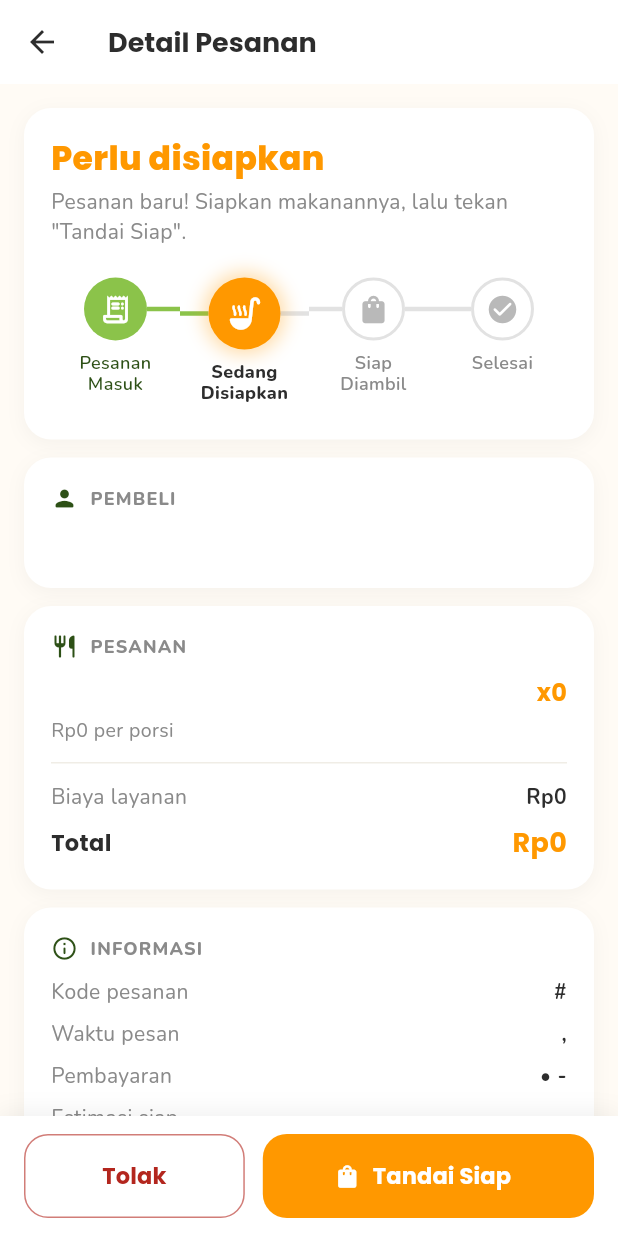
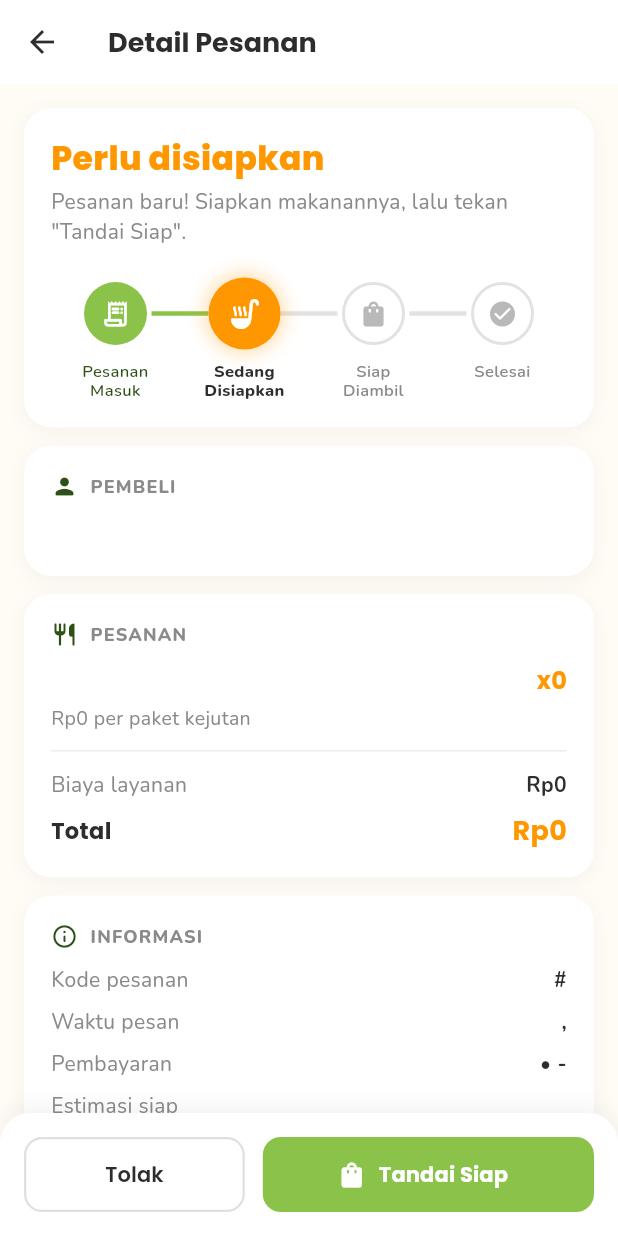
Before and after one commit to LuluKhaira/LastBite_FoodWasted_Mobiledev, a Flutter app: the MitraPesananDetailScreen screen opened directly with empty values, on a phone screen of 412 x 824 dp. Run offline on Flutter 3.47's test engine with Material 3 defaults, Android fonts, the phone set to English and light mode, and no system bars; our stand-ins replace cross_file, google_fonts, google_sign_in, image_picker, qr_flutter, shared_preferences and 1 more; missing offline and left inert: mobile_scanner; accounts and stored records are empty.

Commit message:
style(admin): ubah format tombol jadi clean design

```diff
--- a/lastbite_foodwasted_frontend/lib/core/config/api_config.dart
+++ b/lastbite_foodwasted_frontend/lib/core/config/api_config.dart
@@ -1,4 +1,5 @@
 import 'package:flutter/foundation.dart';
+import 'package:lastbite_foodwasted_mobiledev/core/config/api_config.dart';
 
 class ApiConfig {
   /// Ubah ke `true` jika kamu mengetes menggunakan Android Emulator (AVD) dan ingin memakai 10.0.2.2.
--- a/lastbite_foodwasted_frontend/lib/features/mitra/pages/pesanan/mitra_pesanan_detail_screen.dart
+++ b/lastbite_foodwasted_frontend/lib/features/mitra/pages/pesanan/mitra_pesanan_detail_screen.dart
@@ -1,6 +1,7 @@
 import 'package:flutter/material.dart';
 import 'package:google_fonts/google_fonts.dart';
 import 'package:lastbite_foodwasted_mobiledev/core/theme/app_colors.dart';
+
 import 'pesanan_ui.dart';
 import 'widgets/order_status_tracker.dart';
 
@@ -118,7 +119,10 @@ class _MitraPesananDetailScreenState extends State<MitraPesananDetailScreen> {
                 Text(
                   fase.petunjuk,
                   style: AppColors.body(
-                      fontSize: 14, color: AppColors.textSoft, height: 1.4),
+                    fontSize: 14,
+                    color: AppColors.textSoft,
+                    height: 1.4,
+                  ),
                 ),
                 if (fase != PesananFase.batal) ...[
                   const SizedBox(height: 20),
@@ -136,18 +140,24 @@ class _MitraPesananDetailScreenState extends State<MitraPesananDetailScreen> {
               children: [
                 _judul('Pembeli', Icons.person_rounded),
                 const SizedBox(height: 10),
-                Text(_pembeli,
-                    style: AppColors.heading(fontSize: 16)),
+                Text(_pembeli, style: AppColors.heading(fontSize: 16)),
                 if (hp.isNotEmpty && hp != 'null') ...[
                   const SizedBox(height: 4),
                   Row(
                     children: [
-                      const Icon(Icons.phone_rounded,
-                          size: 16, color: AppColors.textSoft),
+                      const Icon(
+                        Icons.phone_rounded,
+                        size: 16,
+                        color: AppColors.textSoft,
+                      ),
                       const SizedBox(width: 6),
-                      Text(hp,
+                      Text(
+                        hp,
                         style: AppColors.body(
-                              fontSize: 14, color: AppColors.textSoft)),
+                          fontSize: 14,
+                          color: AppColors.textSoft,
+                        ),
+                      ),
                     ],
                   ),
                 ],
@@ -172,15 +182,23 @@ class _MitraPesananDetailScreenState extends State<MitraPesananDetailScreen> {
                         style: AppColors.heading(fontSize: 16),
                       ),
                     ),
-                    Text('x${_p['qty'] ?? 1}',
+                    Text(
+                      'x${_p['qty'] ?? 1}',
                       style: AppColors.heading(
-                            fontSize: 16, color: AppColors.orange)),
+                        fontSize: 16,
+                        color: AppColors.orange,
+                      ),
+                    ),
                   ],
                 ),
                 const SizedBox(height: 4),
-                Text('${rp(_p['harga_satuan'] ?? 0)} per porsi',
+                Text(
+                  '${rp(_p['harga_satuan'] ?? 0)} per paket kejutan',
                   style: AppColors.body(
-                        fontSize: 13, color: AppColors.textSoft)),
+                    fontSize: 13,
+                    color: AppColors.textSoft,
+                  ),
+                ),
                 const Padding(
                   padding: EdgeInsets.symmetric(vertical: 12),
                   child: Divider(height: 1, color: Color(0xFFF0EDE6)),
@@ -190,11 +208,14 @@ class _MitraPesananDetailScreenState extends State<MitraPesananDetailScreen> {
                 Row(
                   mainAxisAlignment: MainAxisAlignment.spaceBetween,
                   children: [
-                    Text('Total',
-                        style: AppColors.heading(fontSize: 15)),
-                    Text(rp(_p['total'] ?? 0),
+                    Text('Total', style: AppColors.heading(fontSize: 15)),
+                    Text(
+                      rp(_p['total'] ?? 0),
                       style: AppColors.heading(
-                            fontSize: 18, color: AppColors.orange)),
+                        fontSize: 18,
+                        color: AppColors.orange,
+                      ),
+                    ),
                   ],
                 ),
               ],
@@ -211,11 +232,15 @@ class _MitraPesananDetailScreenState extends State<MitraPesananDetailScreen> {
                 const SizedBox(height: 10),
                 _baris('Kode pesanan', '#$_kode'),
                 const SizedBox(height: 8),
-                _baris('Waktu pesan',
-                    '${_p['tanggal'] ?? '-'}, ${_p['jam'] ?? '-'}'),
+                _baris(
+                  'Waktu pesan',
+                  '${_p['tanggal'] ?? '-'}, ${_p['jam'] ?? '-'}',
+                ),
                 const SizedBox(height: 8),
-                _baris('Pembayaran',
-                    '${_p['metode'] ?? '-'} • ${_statusBayar()}'),
+                _baris(
+                  'Pembayaran',
+                  '${_p['metode'] ?? '-'} • ${_statusBayar()}',
+                ),
                 if (_p['estimasi_waktu'] != null) ...[
                   const SizedBox(height: 8),
                   _baris('Estimasi siap', _p['estimasi_waktu'].toString()),
@@ -236,14 +261,16 @@ class _MitraPesananDetailScreenState extends State<MitraPesananDetailScreen> {
                     child: Column(
                       crossAxisAlignment: CrossAxisAlignment.start,
                       children: [
-                        Text('Catatan pembeli',
+                        Text(
+                          'Catatan pembeli',
                           style: AppColors.body(
                             fontSize: 12,
                             fontWeight: FontWeight.w800,
-                                color: AppColors.textSoft)),
+                            color: AppColors.textSoft,
+                          ),
+                        ),
                         const SizedBox(height: 2),
-                        Text(catatan,
-                            style: AppColors.body(fontSize: 14)),
+                        Text(catatan, style: AppColors.body(fontSize: 14)),
                       ],
                     ),
                   ),
@@ -257,7 +284,7 @@ class _MitraPesananDetailScreenState extends State<MitraPesananDetailScreen> {
     );
   }
 
-  // ── Tombol bawah, besar dan jelas ──
+  // ── Tombol bawah (Gaya Clean: Menyatu di atas putih) ──
   Widget? _bawah(PesananFase fase) {
     if (fase != PesananFase.baru && fase != PesananFase.siap) return null;
 
@@ -265,30 +292,37 @@ class _MitraPesananDetailScreenState extends State<MitraPesananDetailScreen> {
     if (fase == PesananFase.baru) {
       isi = Row(
         children: [
+          // Tombol Tolak
           Expanded(
             flex: 2,
             child: SizedBox(
-              height: 56,
+              height: 50,
               child: OutlinedButton(
                 onPressed: _proses ? null : () => _aksi('tolak'),
                 style: OutlinedButton.styleFrom(
-                  side: BorderSide(color: AppColors.merah.withValues(alpha: 0.6)),
+                  side: BorderSide(color: Colors.grey.shade300, width: 1.5),
+                  backgroundColor: Colors.white,
                   shape: RoundedRectangleBorder(
-                      borderRadius: BorderRadius.circular(16)),
+                    borderRadius: BorderRadius.circular(12),
                   ),
-                child: Text('Tolak',
+                ),
+                child: Text(
+                  'Tolak',
                   style: GoogleFonts.poppins(
-                        fontSize: 15,
-                        fontWeight: FontWeight.w700,
-                        color: AppColors.merah)),
+                    fontSize: 14,
+                    fontWeight: FontWeight.w600,
+                    color: AppColors.textDark,
+                  ),
+                ),
               ),
             ),
           ),
           const SizedBox(width: 12),
+          // Tombol Tandai Siap
           Expanded(
             flex: 3,
             child: SizedBox(
-              height: 56,
+              height: 50,
               child: ElevatedButton.icon(
                 onPressed: _proses ? null : () => _aksi('siap'),
                 icon: _proses
@@ -296,19 +330,29 @@ class _MitraPesananDetailScreenState extends State<MitraPesananDetailScreen> {
                         width: 20,
                         height: 20,
                         child: CircularProgressIndicator(
-                            color: Colors.white, strokeWidth: 2))
-                    : const Icon(Icons.shopping_bag_rounded,
-                        color: Colors.white),
-                label: Text('Tandai Siap',
+                          color: Colors.white,
+                          strokeWidth: 2,
+                        ),
+                      )
+                    : const Icon(
+                        Icons.shopping_bag_rounded,
+                        color: Colors.white,
+                        size: 20,
+                      ),
+                label: Text(
+                  'Tandai Siap',
                   style: GoogleFonts.poppins(
-                        fontSize: 15,
+                    fontSize: 14,
                     fontWeight: FontWeight.w700,
-                        color: Colors.white)),
+                    color: Colors.white,
+                  ),
+                ),
                 style: ElevatedButton.styleFrom(
-                  backgroundColor: AppColors.orange,
+                  backgroundColor: AppColors.primary,
                   elevation: 0,
                   shape: RoundedRectangleBorder(
-                      borderRadius: BorderRadius.circular(16)),
+                    borderRadius: BorderRadius.circular(12),
+                  ),
                 ),
               ),
             ),
@@ -316,46 +360,55 @@ class _MitraPesananDetailScreenState extends State<MitraPesananDetailScreen> {
         ],
       );
     } else {
+      // ── DESAIN CLEAN UNTUK TOMBOL SCAN & MANUAL ──
       isi = Column(
         mainAxisSize: MainAxisSize.min,
         children: [
           SizedBox(
             width: double.infinity,
-            height: 58,
+            height: 50,
             child: ElevatedButton.icon(
               onPressed: () => _scan(),
-              icon: const Icon(Icons.qr_code_scanner_rounded,
-                  color: Colors.white, size: 26),
-              label: Text('Scan QR Pengambilan',
+              icon: const Icon(
+                Icons.qr_code_scanner_rounded,
+                color: Colors.white,
+                size: 22,
+              ),
+              label: Text(
+                'Scan QR Pengambilan',
                 style: GoogleFonts.poppins(
-                      fontSize: 16,
-                      fontWeight: FontWeight.w700,
-                      color: Colors.white)),
+                  fontSize: 15,
+                  fontWeight: FontWeight.w600,
+                  color: Colors.white,
+                ),
+              ),
               style: ElevatedButton.styleFrom(
-                backgroundColor: AppColors.orange,
+                backgroundColor: AppColors.primary,
                 elevation: 0,
                 shape: RoundedRectangleBorder(
-                    borderRadius: BorderRadius.circular(16)),
+                  borderRadius: BorderRadius.circular(12),
                 ),
               ),
             ),
-          const SizedBox(height: 10),
+          ),
+          const SizedBox(height: 8),
           SizedBox(
             width: double.infinity,
-            height: 52,
-            child: OutlinedButton.icon(
+            height: 44,
+            child: TextButton(
               onPressed: () => _scan(manual: true),
-              icon: const Icon(Icons.keyboard_rounded,
-                  color: AppColors.hijauTua),
-              label: Text('Masukkan Kode Manual',
-                  style: GoogleFonts.poppins(
+              style: TextButton.styleFrom(
+                shape: RoundedRectangleBorder(
+                  borderRadius: BorderRadius.circular(12),
+                ),
+              ),
+              child: Text(
+                'Atau masukkan kode manual',
+                style: GoogleFonts.nunito(
                   fontSize: 14,
-                      fontWeight: FontWeight.w600,
-                      color: AppColors.hijauTua)),
-              style: OutlinedButton.styleFrom(
-                side: const BorderSide(color: AppColors.primary, width: 1.5),
-                shape: RoundedRectangleBorder(
-                    borderRadius: BorderRadius.circular(16)),
+                  fontWeight: FontWeight.w700,
+                  color: AppColors.textSoft,
+                ),
               ),
             ),
           ),
@@ -363,15 +416,21 @@ class _MitraPesananDetailScreenState extends State<MitraPesananDetailScreen> {
       );
     }
 
+    // Kotak Putih pembungkus yang membentang penuh (seperti form draf)
     return Container(
-      padding: const EdgeInsets.fromLTRB(16, 12, 16, 12),
+      width: double.infinity,
+      padding: const EdgeInsets.fromLTRB(16, 16, 16, 16),
       decoration: BoxDecoration(
         color: Colors.white,
+        borderRadius: const BorderRadius.only(
+          topLeft: Radius.circular(20),
+          topRight: Radius.circular(20),
+        ),
         boxShadow: [
           BoxShadow(
-            color: Colors.black.withValues(alpha: 0.06),
-            blurRadius: 12,
-            offset: const Offset(0, -3),
+            color: Colors.black.withValues(alpha: 0.05),
+            blurRadius: 10,
+            offset: const Offset(0, -4),
           ),
         ],
       ),
@@ -404,12 +463,15 @@ class _MitraPesananDetailScreenState extends State<MitraPesananDetailScreen> {
       children: [
         Icon(ikon, size: 18, color: AppColors.hijauTua),
         const SizedBox(width: 8),
-        Text(teks.toUpperCase(),
+        Text(
+          teks.toUpperCase(),
           style: AppColors.body(
             fontSize: 12,
             fontWeight: FontWeight.w800,
             letterSpacing: 0.8,
-                color: AppColors.textSoft)),
+            color: AppColors.textSoft,
+          ),
+        ),
       ],
     );
   }
@@ -418,8 +480,10 @@ class _MitraPesananDetailScreenState extends State<MitraPesananDetailScreen> {
     return Row(
       crossAxisAlignment: CrossAxisAlignment.start,
       children: [
-        Text(label,
-            style: AppColors.body(fontSize: 14, color: AppColors.textSoft)),
+        Text(
+          label,
+          style: AppColors.body(fontSize: 14, color: AppColors.textSoft),
+        ),
         const SizedBox(width: 16),
         Expanded(
           child: Text(
--- a/lastbite_foodwasted_frontend/lib/features/mitra/pages/pesanan/widgets/order_status_tracker.dart
+++ b/lastbite_foodwasted_frontend/lib/features/mitra/pages/pesanan/widgets/order_status_tracker.dart
@@ -3,10 +3,6 @@ import 'package:google_fonts/google_fonts.dart';
 import 'package:lastbite_foodwasted_mobiledev/core/theme/app_colors.dart';
 import '../pesanan_ui.dart';
 
-/// Garis proses pesanan ala Shopee, dibuat besar dan jelas untuk pengguna lanjut usia.
-///  - Hijau  = tahap yang sudah lewat
-///  - Oranye = tahap yang sedang berjalan (lebih besar + bercahaya)
-///  - Abu    = tahap berikutnya
 class OrderStatusTracker extends StatelessWidget {
   final PesananFase fase;
   const OrderStatusTracker({super.key, required this.fase});
@@ -17,6 +13,7 @@ class OrderStatusTracker extends StatelessWidget {
     Icons.shopping_bag_rounded,
     Icons.check_circle_rounded,
   ];
+
   static const _label = [
     'Pesanan\nMasuk',
     'Sedang\nDisiapkan',
@@ -24,7 +21,6 @@ class OrderStatusTracker extends StatelessWidget {
     'Selesai',
   ];
 
-  // Tahap yang sedang berjalan.
   int get _aktif => switch (fase) {
         PesananFase.bayar => 0,
         PesananFase.baru => 1,
@@ -40,10 +36,13 @@ class OrderStatusTracker extends StatelessWidget {
     final semuaSelesai = fase == PesananFase.selesai;
     final abu = AppColors.textSoft.withValues(alpha: 0.25);
 
-    Widget langkah(int i) {
+    return Row(
+      crossAxisAlignment: CrossAxisAlignment.start,
+      children: List.generate(_ikon.length, (i) {
         final done = semuaSelesai || i < _aktif;
         final current = !semuaSelesai && i == _aktif;
 
+        // Warna garis di kiri & kanan
         final kiri = i == 0
             ? Colors.transparent
             : ((semuaSelesai || i <= _aktif) ? AppColors.primary : abu);
@@ -56,16 +55,29 @@ class OrderStatusTracker extends StatelessWidget {
             : current
                 ? AppColors.orange
                 : Colors.white;
-      final Color ikon = (done || current)
+        final Color ikonColor = (done || current)
             ? Colors.white
             : AppColors.textSoft.withValues(alpha: 0.6);
 
         return Expanded(
           child: Column(
             children: [
+              // --- Bagian Ikon & Garis ---
+              SizedBox(
+                height: 48, // Tinggi tetap agar garis lurus sempurna
+                child: Stack(
+                  alignment: Alignment.center,
+                  children: [
+                    // Garis kiri & kanan diposisikan di tengah vertikal
                     Row(
                       children: [
                         Expanded(child: Container(height: 3, color: kiri)),
+                        // Spacer selebar ikon (48) supaya garis tidak menembus ikon
+                        const SizedBox(width: 48),
+                        Expanded(child: Container(height: 3, color: kanan)),
+                      ],
+                    ),
+                    // Ikon lingkaran
                     Container(
                       width: current ? 48 : 42,
                       height: current ? 48 : 42,
@@ -80,24 +92,24 @@ class OrderStatusTracker extends StatelessWidget {
                                 BoxShadow(
                                   color: AppColors.orange.withValues(alpha: 0.35),
                                   blurRadius: 10,
-                              spreadRadius: 3,
+                                  spreadRadius: 2,
                                 ),
                               ]
                             : null,
                       ),
-                  child: Icon(_ikon[i], size: current ? 26 : 22, color: ikon),
+                      child: Icon(_ikon[i], size: current ? 24 : 20, color: ikonColor),
                     ),
-                Expanded(child: Container(height: 3, color: kanan)),
                   ],
                 ),
+              ),
               const SizedBox(height: 8),
-            SizedBox(
-              height: 34,
-              child: Text(
+              // --- Bagian Teks ---
+              Text(
                 _label[i],
                 textAlign: TextAlign.center,
+                maxLines: 2,
                 style: GoogleFonts.nunito(
-                  fontSize: 12,
+                  fontSize: 11, // Sedikit dikecilkan agar tidak terlalu turun
                   height: 1.2,
                   fontWeight: current ? FontWeight.w800 : FontWeight.w600,
                   color: current
@@ -105,15 +117,10 @@ class OrderStatusTracker extends StatelessWidget {
                       : (done ? AppColors.hijauTua : AppColors.textSoft),
                 ),
               ),
-            ),
             ],
           ),
         );
-    }
-
-    return Row(
-      crossAxisAlignment: CrossAxisAlignment.start,
-      children: List.generate(_ikon.length, langkah),
+      }),
     );
   }
 }
--- a/lastbite_foodwasted_frontend/lib/features/mitra/pages/produk/tambah_produk_screen.dart
+++ b/lastbite_foodwasted_frontend/lib/features/mitra/pages/produk/tambah_produk_screen.dart
@@ -6,7 +6,6 @@ import 'package:lastbite_foodwasted_mobiledev/core/theme/app_colors.dart';
 import 'package:lastbite_foodwasted_mobiledev/services/api_service.dart';
 
 import 'models/surplus_draft.dart';
-import 'widgets/top_toggle_widget.dart';
 import 'widgets/target_kategori_card.dart';
 import 'widgets/foto_informasi_card.dart';
 import 'widgets/harga_card.dart';
@@ -202,11 +201,6 @@ class _TambahProdukScreenState extends State<TambahProdukScreen> {
                 padding: const EdgeInsets.fromLTRB(16, 8, 16, 16),
                 child: Column(
                   children: [
-                    TopToggleWidget(
-                      current: _tipe,
-                      onChanged: (val) => setState(() => _tipe = val),
-                    ),
-                    const SizedBox(height: 16),
                     TargetKategoriCard(
                       target: _target,
                       kategori: _kategori,
```
Also changed, not shown: lastbite_foodwasted_frontend/lib/features/mitra/pages/pesanan/mitra_pesanan_screen.dart (+72 -47 lines), lastbite_foodwasted_frontend/lib/features/mitra/pages/produk/models/produk_model.dart (+56 -16 lines), 5 other files. Lines whose indentation alone changed are shown as unchanged.
